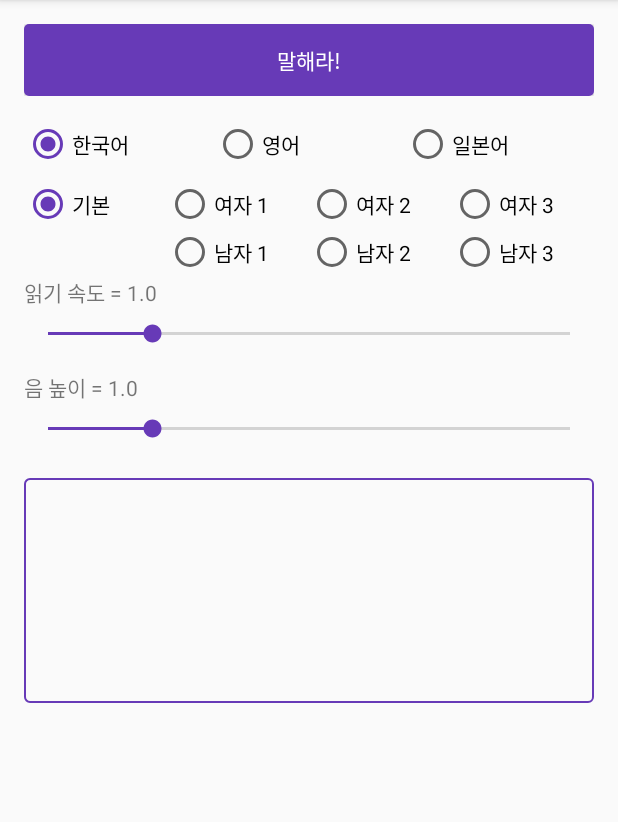
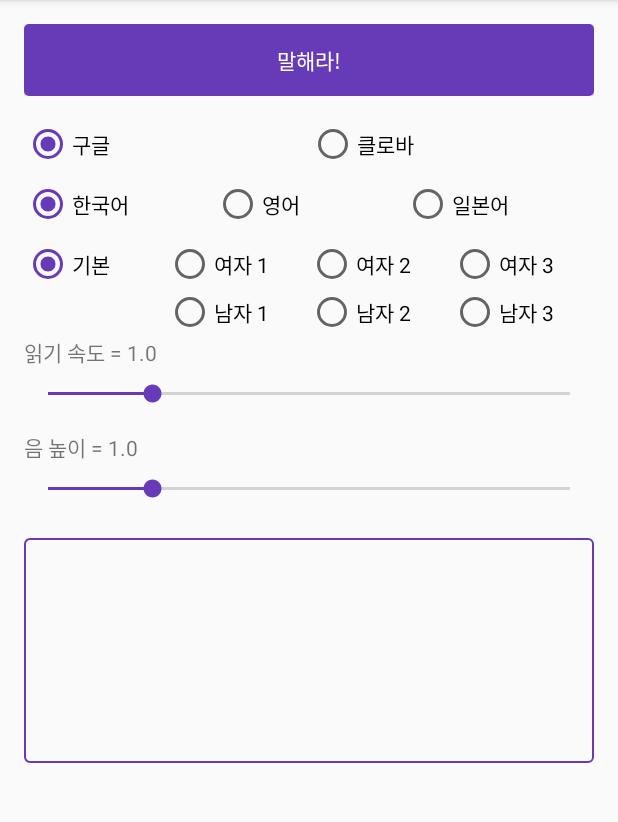
Before and after one commit to CPstudy/Elecvoice, an Android app: the screen it shows after launch (MainActivity), after a tap on "목소리 설정", on a phone screen of 412 x 824 dp, the part 84-906 px from its top. Run offline under Robolectric (Android 15) with nearby library versions, the phone set to English and light mode, and no system bars.

Commit message:
Adding Clova

```diff
--- a/app/src/main/java/com/guk2zzada/elecvoice/MainActivity.java
+++ b/app/src/main/java/com/guk2zzada/elecvoice/MainActivity.java
@@ -13,6 +13,7 @@ import android.view.View;
 import android.widget.AdapterView;
 import android.widget.Button;
 import android.widget.EditText;
+import android.widget.FrameLayout;
 import android.widget.LinearLayout;
 import android.widget.RadioButton;
 import android.widget.RadioGroup;
@@ -29,16 +30,18 @@ public class MainActivity extends AppCompatActivity implements TextToSpeech.OnIn
     TextView txtSpeed, txtPitch;
     SeekBar skbSpeed, skbPitch;
 
-    LinearLayout laySettings;
-    RadioGroup rdoGroupLanguage, rdoGroupFemale, rdoGroupMale;
+    View layGoogle, layClova;
+    FrameLayout laySettings;
+    RadioGroup rdoGroupEngine, rdoGroupLanguage, rdoGroupFemale, rdoGroupMale;
+    RadioButton rdoGoogle, rdoClova;
     RadioButton rdoDefault;
     RadioButton rdoFemale1, rdoFemale2, rdoFemale3;
     RadioButton rdoMale1, rdoMale2, rdoMale3;
 
     TextToSpeech tts;
 
-    private boolean isChecking = true;
-    private int mCheckedId = R.id.rdoDefault;
+    boolean isChecking = true;
+    int iEngine = 0;        // 0: Google, 1: Clova
     float fSpeed = 1.0f;
     float fPitch = 1.0f;
     boolean boolTts = false;
@@ -52,24 +55,30 @@ public class MainActivity extends AppCompatActivity implements TextToSpeech.OnIn
         setContentView(R.layout.activity_main);
         setVolumeControlStream(AudioManager.STREAM_MUSIC);
 
-        laySettings = (LinearLayout) findViewById(R.id.laySettings);
-        btnPlay = (Button) findViewById(R.id.btnPlay);
-        edtText = (EditText) findViewById(R.id.edtText);
-        txtSpeed = (TextView) findViewById(R.id.txtSpeed);
-        txtPitch = (TextView) findViewById(R.id.txtPitch);
-        skbSpeed = (SeekBar) findViewById(R.id.skbSpeed);
-        skbPitch = (SeekBar) findViewById(R.id.skbPitch);
-        rdoGroupLanguage = (RadioGroup) findViewById(R.id.rdoGroupLanguage);
-        rdoGroupFemale = (RadioGroup) findViewById(R.id.rdoGroupFemale);
-        rdoGroupMale = (RadioGroup) findViewById(R.id.rdoGroupMale);
-        rdoDefault = (RadioButton) findViewById(R.id.rdoDefault);
-        rdoFemale1 = (RadioButton) findViewById(R.id.rdoFemale1);
-        rdoFemale2 = (RadioButton) findViewById(R.id.rdoFemale2);
-        rdoFemale3 = (RadioButton) findViewById(R.id.rdoFemale3);
-        rdoMale1 = (RadioButton) findViewById(R.id.rdoMale1);
-        rdoMale2 = (RadioButton) findViewById(R.id.rdoMale2);
-        rdoMale3 = (RadioButton) findViewById(R.id.rdoMale3);
+        layGoogle = findViewById(R.id.layGoogle);
+        layClova = findViewById(R.id.layClova);
+        laySettings = findViewById(R.id.laySettings);
+        btnPlay = findViewById(R.id.btnPlay);
+        edtText = findViewById(R.id.edtText);
+        txtSpeed = findViewById(R.id.txtSpeed);
+        txtPitch = findViewById(R.id.txtPitch);
+        skbSpeed = findViewById(R.id.skbSpeed);
+        skbPitch = findViewById(R.id.skbPitch);
+        rdoGroupEngine = findViewById(R.id.rdoGroupEngine);
+        rdoGroupLanguage = findViewById(R.id.rdoGroupLanguage);
+        rdoGroupFemale = findViewById(R.id.rdoGroupFemale);
+        rdoGroupMale = findViewById(R.id.rdoGroupMale);
+        rdoGoogle = findViewById(R.id.rdoGoogle);
+        rdoClova = findViewById(R.id.rdoClova);
+        rdoDefault = findViewById(R.id.rdoDefault);
+        rdoFemale1 = findViewById(R.id.rdoFemale1);
+        rdoFemale2 = findViewById(R.id.rdoFemale2);
+        rdoFemale3 = findViewById(R.id.rdoFemale3);
+        rdoMale1 = findViewById(R.id.rdoMale1);
+        rdoMale2 = findViewById(R.id.rdoMale2);
+        rdoMale3 = findViewById(R.id.rdoMale3);
 
+        rdoGroupEngine.setVisibility(View.GONE);
         laySettings.setVisibility(View.GONE);
 
         btnPlay.setOnClickListener(new View.OnClickListener() {
@@ -116,6 +125,25 @@ public class MainActivity extends AppCompatActivity implements TextToSpeech.OnIn
             }
         });
 
+        rdoGroupEngine.setOnCheckedChangeListener(new RadioGroup.OnCheckedChangeListener() {
+            @Override
+            public void onCheckedChanged(RadioGroup group, int checkedId) {
+                switch(checkedId) {
+                    case R.id.rdoGoogle:
+                        iEngine = 0;
+                        layGoogle.setVisibility(View.VISIBLE);
+                        layClova.setVisibility(View.GONE);
+                        break;
+
+                    case R.id.rdoClova:
+                        iEngine = 1;
+                        layGoogle.setVisibility(View.GONE);
+                        layClova.setVisibility(View.VISIBLE);
+                        break;
+                }
+            }
+        });
+
         rdoGroupLanguage.setOnCheckedChangeListener(new RadioGroup.OnCheckedChangeListener() {
             @Override
             public void onCheckedChanged(RadioGroup group, int checkedId) {
@@ -147,7 +175,6 @@ public class MainActivity extends AppCompatActivity implements TextToSpeech.OnIn
                 if (checkedId != -1 && isChecking) {
                     isChecking = false;
                     rdoGroupMale.clearCheck();
-                    mCheckedId = checkedId;
                 }
                 isChecking = true;
 
@@ -178,7 +205,6 @@ public class MainActivity extends AppCompatActivity implements TextToSpeech.OnIn
                 if (checkedId != -1 && isChecking) {
                     isChecking = false;
                     rdoGroupFemale.clearCheck();
-                    mCheckedId = checkedId;
                 }
                 isChecking = true;
 
@@ -224,8 +250,10 @@ public class MainActivity extends AppCompatActivity implements TextToSpeech.OnIn
     public boolean onOptionsItemSelected(MenuItem item) {
         if(item.getItemId() == R.id.settings) {
             if(boolSettings) {
+                rdoGroupEngine.setVisibility(View.GONE);
                 laySettings.setVisibility(View.GONE);
             } else {
+                rdoGroupEngine.setVisibility(View.VISIBLE);
                 laySettings.setVisibility(View.VISIBLE);
             }
             boolSettings = !boolSettings;
--- a/app/src/main/res/layout/activity_main.xml
+++ b/app/src/main/res/layout/activity_main.xml
@@ -31,8 +31,37 @@
 
         </LinearLayout>
 
+        <RadioGroup
+            android:id="@+id/rdoGroupEngine"
+            android:layout_width="match_parent"
+            android:layout_height="wrap_content"
+            android:layout_marginBottom="@dimen/basicMargin"
+            android:orientation="horizontal">
+
+            <RadioButton
+                android:id="@+id/rdoGoogle"
+                android:layout_width="0dp"
+                android:layout_height="wrap_content"
+                android:layout_weight="1"
+                android:checked="true"
+                android:text="구글" />
+
+            <RadioButton
+                android:id="@+id/rdoClova"
+                android:layout_width="0dp"
+                android:layout_height="wrap_content"
+                android:layout_weight="1"
+                android:text="클로바" />
+
+        </RadioGroup>
+
+        <FrameLayout
+            android:id="@+id/laySettings"
+            android:layout_width="match_parent"
+            android:layout_height="wrap_content">
+
             <LinearLayout
-            android:id="@+id/laySettings"
+                android:id="@+id/layGoogle"
                 android:layout_width="match_parent"
                 android:layout_height="wrap_content"
                 android:orientation="vertical">
@@ -172,6 +201,47 @@
             </LinearLayout>
 
             <LinearLayout
+                android:id="@+id/layClova"
+                android:layout_width="match_parent"
+                android:layout_height="wrap_content"
+                android:orientation="vertical"
+                android:visibility="gone">
+
+                <TextView
+                    android:id="@+id/txtSpeed2"
+                    android:layout_width="wrap_content"
+                    android:layout_height="wrap_content"
+                    android:layout_marginBottom="@dimen/basicMargin"
+                    android:text="읽기 속도 = 1.0" />
+
+                <SeekBar
+                    android:id="@+id/skbSpeed2"
+                    android:layout_width="match_parent"
+                    android:layout_height="wrap_content"
+                    android:layout_marginBottom="@dimen/layoutMargin"
+                    android:max="50"
+                    android:progress="10" />
+
+                <TextView
+                    android:id="@+id/txtPitch2"
+                    android:layout_width="wrap_content"
+                    android:layout_height="wrap_content"
+                    android:layout_marginBottom="@dimen/basicMargin"
+                    android:text="음 높이 = 1.0" />
+
+                <SeekBar
+                    android:id="@+id/skbPitch2"
+                    android:layout_width="match_parent"
+                    android:layout_height="wrap_content"
+                    android:layout_marginBottom="@dimen/layoutMargin"
+                    android:max="50"
+                    android:progress="10" />
+
+            </LinearLayout>
+
+        </FrameLayout>
+
+        <LinearLayout
             android:layout_width="match_parent"
             android:layout_height="wrap_content"
             android:layout_marginTop="@dimen/basicMargin">
--- a/app/src/main/res/menu/menu.xml
+++ b/app/src/main/res/menu/menu.xml
@@ -1,10 +1,11 @@
 <?xml version="1.0" encoding="utf-8"?>
 <menu xmlns:android="http://schemas.android.com/apk/res/android"
     xmlns:app="http://schemas.android.com/apk/res-auto">
+
     <item
         android:id="@+id/settings"
         android:icon="@drawable/ic_settings_voice_white_24px"
         android:title="목소리 설정"
-        app:showAsAction="always"/>
+        app:showAsAction="always" />
 
 </menu>
--- a/build.gradle
+++ b/build.gradle
@@ -3,9 +3,10 @@
 buildscript {
     repositories {
         jcenter()
+        google()
     }
     dependencies {
-        classpath 'com.android.tools.build:gradle:3.0.1'
+        classpath 'com.android.tools.build:gradle:3.1.1'
 
         // NOTE: Do not place your application dependencies here; they belong
         // in the individual module build.gradle files
@@ -15,6 +16,7 @@ buildscript {
 allprojects {
     repositories {
         jcenter()
+        google()
     }
 }
 
```
Also changed, not shown: app/build.gradle (+6 -6 lines), app/src/main/java/com/guk2zzada/elecvoice/ClovaSpeech.java (added, +67 -0 lines), gradle/wrapper/gradle-wrapper.properties. Lines whose indentation alone changed are shown as unchanged.
